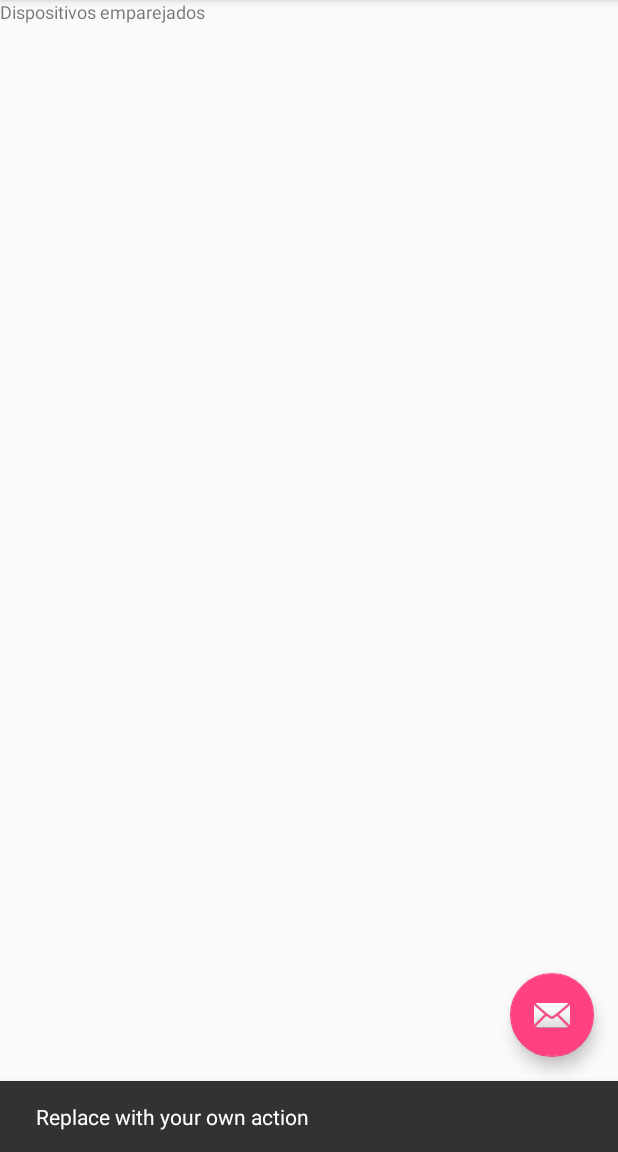
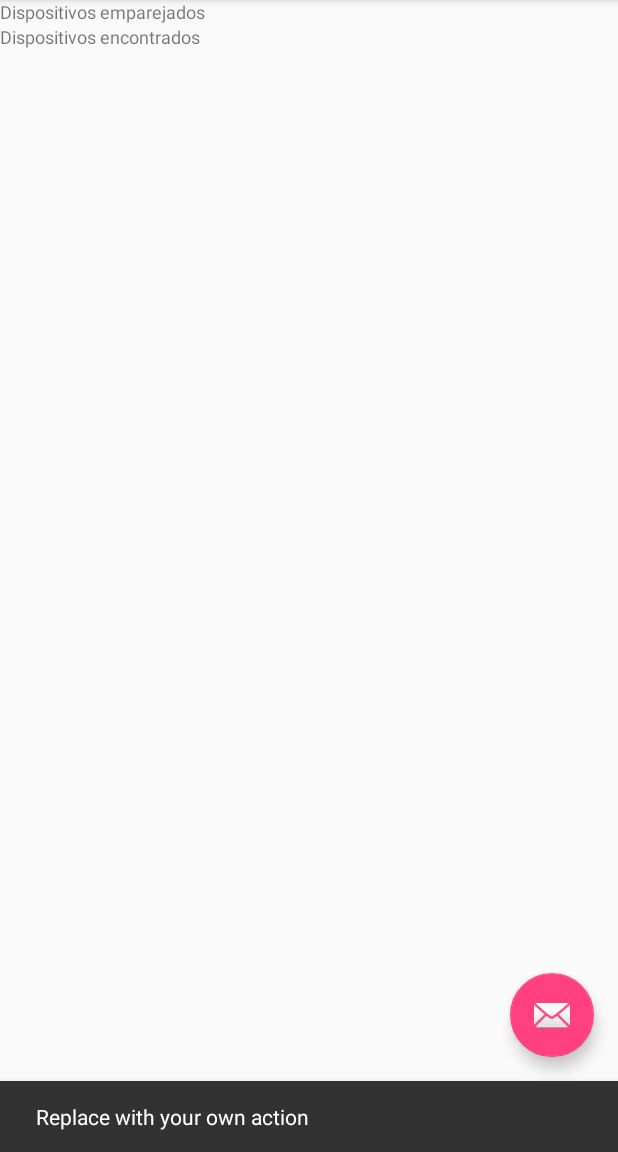
Before and after one commit to GitSioke/Artesanus, an Android app: the screen it shows after launch (MainActivity), after a tap on an icon or button, on a phone screen of 412 x 824 dp, the part 84-1236 px from its top. Run offline under Robolectric (Android 15) with nearby library versions, the phone set to English and light mode, and no system bars; 7 statements that could not run were skipped.

Commit message:
Displaying bluetooth devices(found and paired)

```diff
--- a/app/build.gradle
+++ b/app/build.gradle
@@ -24,4 +24,5 @@ dependencies {
     testCompile 'junit:junit:4.12'
     compile 'com.android.support:appcompat-v7:23.1.1'
     compile 'com.android.support:design:23.1.1'
+    compile 'com.google.android.gms:play-services-appindexing:8.1.0'
 }
--- a/app/src/main/java/com/example/nando/arti/MainActivity.java
+++ b/app/src/main/java/com/example/nando/arti/MainActivity.java
@@ -6,6 +6,7 @@ import android.content.BroadcastReceiver;
 import android.content.Context;
 import android.content.Intent;
 import android.content.IntentFilter;
+import android.net.Uri;
 import android.os.Bundle;
 import android.support.design.widget.FloatingActionButton;
 import android.support.design.widget.Snackbar;
@@ -22,6 +23,10 @@ import android.widget.ListView;
 import android.widget.TextView;
 import android.widget.Toast;
 
+import com.google.android.gms.appindexing.Action;
+import com.google.android.gms.appindexing.AppIndex;
+import com.google.android.gms.common.api.GoogleApiClient;
+
 import java.util.Set;
 
 public class MainActivity extends AppCompatActivity {
@@ -29,6 +34,7 @@ public class MainActivity extends AppCompatActivity {
     private static final String TAG = "MainActivity";
     private static final int REQUEST_ENABLE_BT = 1;
     private ArrayAdapter<String> _pairedDevicesArrayAdapter;
+    private ArrayAdapter<String> _newDevicesArrayAdapter;
     // EXTRA string to send on to mainactivity
     public static String EXTRA_DEVICE_ADDRESS = "device_address";
     private BluetoothAdapter _bluetoothAdapter;
@@ -37,12 +43,11 @@ public class MainActivity extends AppCompatActivity {
     /*
     OnItemClickListener for any device that appeared at ListView
      */
-    private AdapterView.OnItemClickListener _deviceClickListener = new AdapterView.OnItemClickListener()
-    {
+    private AdapterView.OnItemClickListener _deviceClickListener = new AdapterView.OnItemClickListener() {
         //TODO Metodo necesita arreglos
         public void onItemClick(AdapterView<?> av, View v, int arg2, long arg3) {
 
-            TextView textView = (TextView)findViewById(R.id.textView_connecting);
+            TextView textView = (TextView) findViewById(R.id.textView_connecting);
             textView.setText(R.string.connecting);
 
             // Get the device MAC address, which is the last 17 chars in the View
@@ -55,6 +60,11 @@ public class MainActivity extends AppCompatActivity {
             startActivity(i);
         }
     };
+    /**
+     * ATTENTION: This was auto-generated to implement the App Indexing API.
+     * See https://g.co/AppIndexing/AndroidStudio for more information.
+     */
+    private GoogleApiClient client;
 
     /*
     onCreate
@@ -76,6 +86,9 @@ public class MainActivity extends AppCompatActivity {
         });
 
         BT();
+        // ATTENTION: This was auto-generated to implement the App Indexing API.
+        // See https://g.co/AppIndexing/AndroidStudio for more information.
+        client = new GoogleApiClient.Builder(this).addApi(AppIndex.API).build();
     }
 
     @Override
@@ -104,8 +117,7 @@ public class MainActivity extends AppCompatActivity {
     /*
     This method fills with paired devices
      */
-    private void BT()
-    {
+    private void BT() {
         // Turn on bluetooth
         InitializeBT();
 
@@ -117,17 +129,16 @@ public class MainActivity extends AppCompatActivity {
         pairedListView.setAdapter(_pairedDevicesArrayAdapter);
         pairedListView.setOnItemClickListener(_deviceClickListener);
 
-        /*// Register for broadcasts when a device is discovered
-        IntentFilter filter = new IntentFilter(BluetoothDevice.ACTION_FOUND);
-        this.registerReceiver(mReceiver, filter);
+        // Initialize array adapter for new devices found
+        _newDevicesArrayAdapter = new ArrayAdapter<String>(this, R.layout.device_name);
 
-        // Register for broadcasts when discovery has finished
-        filter = new IntentFilter(BluetoothAdapter.ACTION_DISCOVERY_FINISHED);
-        this.registerReceiver(mReceiver, filter);*/
+        //Find and set up ListView for new devices found
+        ListView newListView = (ListView) findViewById(R.id.new_devices);
+        newListView.setAdapter(_newDevicesArrayAdapter);
+        newListView.setOnItemClickListener(_deviceClickListener);
 
         // Get a set of currently paired devices and append to 'pairedDevices'
-        if (_bluetoothAdapter != null)
-        {
+        if (_bluetoothAdapter != null) {
             Set<BluetoothDevice> pairedDevices = _bluetoothAdapter.getBondedDevices();
 
             // If there are paired devices, add each one to the ArrayAdapter
@@ -145,31 +156,40 @@ public class MainActivity extends AppCompatActivity {
     /*
     This methods starts bluetooth in case it is not ready for use
      */
-    private void InitializeBT()
-    {
+    private void InitializeBT() {
+        System.out.print("Inicializando el bluetooth");
         _bluetoothAdapter = BluetoothAdapter.getDefaultAdapter();
-        if (_bluetoothAdapter == null)
-        {
+
+        // Register for broadcasts when a device is discovered, when it is started or when it is finished
+        IntentFilter filter = new IntentFilter(BluetoothAdapter.ACTION_DISCOVERY_STARTED);
+        filter.addAction(BluetoothDevice.ACTION_FOUND);
+        filter.addAction(BluetoothAdapter.ACTION_DISCOVERY_FINISHED);
+        this.registerReceiver(mReceiver, filter);
+
+        if (_bluetoothAdapter == null) {
             Toast.makeText(getBaseContext(), R.string.blutooth_not_supported, Toast.LENGTH_SHORT).show();
-        }
-        else
-        {
+        } else {
             // We have to ask for enable Bluetooth if it is off
-            if (!_bluetoothAdapter.isEnabled())
-            {
+            if (!_bluetoothAdapter.isEnabled()) {
                 Intent enableBtIntent = new Intent(BluetoothAdapter.ACTION_REQUEST_ENABLE);
                 startActivityForResult(enableBtIntent, REQUEST_ENABLE_BT);
-            }
-            else
-            {
+            } else {
                 Log.d(TAG, "Bluetooth is already working");
             }
+
+            //Now we start to discover BT devices. Cancel previous discovery in case there is any in progress
+            if (_bluetoothAdapter.isDiscovering()) {
+                _bluetoothAdapter.cancelDiscovery();
+            }
+            _bluetoothAdapter.startDiscovery();
         }
 
     }
 
-    /*private final BroadcastReceiver mReceiver = new BroadcastReceiver() {
+    //BroadcastReceiver where we'll handle broadcast action such as device discovering or discovery ending
+    private final BroadcastReceiver mReceiver = new BroadcastReceiver() {
         @Override
+
         public void onReceive(Context context, Intent intent) {
             String action = intent.getAction();
 
@@ -179,17 +199,56 @@ public class MainActivity extends AppCompatActivity {
                 BluetoothDevice device = intent.getParcelableExtra(BluetoothDevice.EXTRA_DEVICE);
                 // If it's already paired, skip it, because it's been listed already
                 if (device.getBondState() != BluetoothDevice.BOND_BONDED) {
-                    newDevicesArrayAdapter.add(device.getName() + "\n" + device.getAddress());
+                    _newDevicesArrayAdapter.add(device.getName() + "\n" + device.getAddress());
                 }
                 // When discovery is finished, change the Activity title
             } else if (BluetoothAdapter.ACTION_DISCOVERY_FINISHED.equals(action)) {
                 setProgressBarIndeterminateVisibility(false);
                 setTitle("Select device");
-                if (newDevicesArrayAdapter.getCount() == 0) {
-                    newDevicesArrayAdapter.add("None found");
+                if (_newDevicesArrayAdapter.getCount() == 0) {
+                    _newDevicesArrayAdapter.add("None found");
                 }
             }
         }
-    };*/
+    };
 
+    @Override
+    public void onStart() {
+        super.onStart();
+
+        // ATTENTION: This was auto-generated to implement the App Indexing API.
+        // See https://g.co/AppIndexing/AndroidStudio for more information.
+        client.connect();
+        Action viewAction = Action.newAction(
+                Action.TYPE_VIEW, // TODO: choose an action type.
+                "Main Page", // TODO: Define a title for the content shown.
+                // TODO: If you have web page content that matches this app activity's content,
+                // make sure this auto-generated web page URL is correct.
+                // Otherwise, set the URL to null.
+                Uri.parse("http://host/path"),
+                // TODO: Make sure this auto-generated app deep link URI is correct.
+                Uri.parse("android-app://com.example.nando.arti/http/host/path")
+        );
+        AppIndex.AppIndexApi.start(client, viewAction);
+    }
+
+    @Override
+    public void onStop() {
+        super.onStop();
+
+        // ATTENTION: This was auto-generated to implement the App Indexing API.
+        // See https://g.co/AppIndexing/AndroidStudio for more information.
+        Action viewAction = Action.newAction(
+                Action.TYPE_VIEW, // TODO: choose an action type.
+                "Main Page", // TODO: Define a title for the content shown.
+                // TODO: If you have web page content that matches this app activity's content,
+                // make sure this auto-generated web page URL is correct.
+                // Otherwise, set the URL to null.
+                Uri.parse("http://host/path"),
+                // TODO: Make sure this auto-generated app deep link URI is correct.
+                Uri.parse("android-app://com.example.nando.arti/http/host/path")
+        );
+        AppIndex.AppIndexApi.end(client, viewAction);
+        client.disconnect();
+    }
 }
--- a/app/src/main/res/layout/activity_main.xml
+++ b/app/src/main/res/layout/activity_main.xml
@@ -22,38 +22,46 @@
     </android.support.design.widget.AppBarLayout>
 
     <include layout="@layout/content_main" />
+<!--Prueba para grafica -->
+    <include layout="@layout/graph_view" />
+
+    <RelativeLayout
+        android:layout_width="match_parent"
+        android:layout_height="wrap_content">
+
         <TextView android:id="@+id/textView_connecting"
         android:layout_width="match_parent"
         android:layout_height="wrap_content"
-        android:stackFromBottom="true"
-        android:layout_weight="1"
-        />
+        android:stackFromBottom="true" />
+
         <TextView android:id="@+id/tv_paired_devices"
         android:layout_width="match_parent"
         android:layout_height="wrap_content"
-        android:layout_weight="2"
             android:layout_gravity="top|left"
         android:text="@string/paired_devices_title"
         android:textSize="12sp"
         android:layout_marginTop="55dp"/>
+
         <ListView android:id="@+id/paired_devices"
         android:layout_width="match_parent"
         android:layout_height="wrap_content"
-        android:stackFromBottom="true"
-        android:layout_weight="1"
-        />
+        android:layout_below="@+id/tv_paired_devices"/>
+
         <TextView android:id="@+id/tv_new_devices"
         android:layout_width="match_parent"
         android:layout_height="wrap_content"
         android:stackFromBottom="true"
-        android:layout_weight="1"
-        />
+        android:text="@string/new_devices_title"
+        android:textSize="12sp"
+        android:layout_below="@+id/paired_devices"/>
+
        <ListView android:id="@+id/new_devices"
         android:layout_width="match_parent"
         android:layout_height="wrap_content"
         android:stackFromBottom="true"
-        android:layout_weight="1"
-        />
+           android:layout_below="@+id/tv_new_devices"/>
+    </RelativeLayout>
+
     <android.support.design.widget.FloatingActionButton
         android:id="@+id/fab"
         android:layout_width="wrap_content"
--- a/app/src/main/res/values/strings.xml
+++ b/app/src/main/res/values/strings.xml
@@ -4,4 +4,5 @@
     <string name="blutooth_not_supported">Este dispositivo no soporta Bluetooth</string>
     <string name="connecting">Conectando...</string>
     <string name="paired_devices_title">Dispositivos emparejados</string>
+    <string name="new_devices_title">Dispositivos encontrados</string>
 </resources>
```
Also changed, not shown: app/src/main/AndroidManifest.xml (+8 -0 lines). Lines whose indentation alone changed are shown as unchanged.
